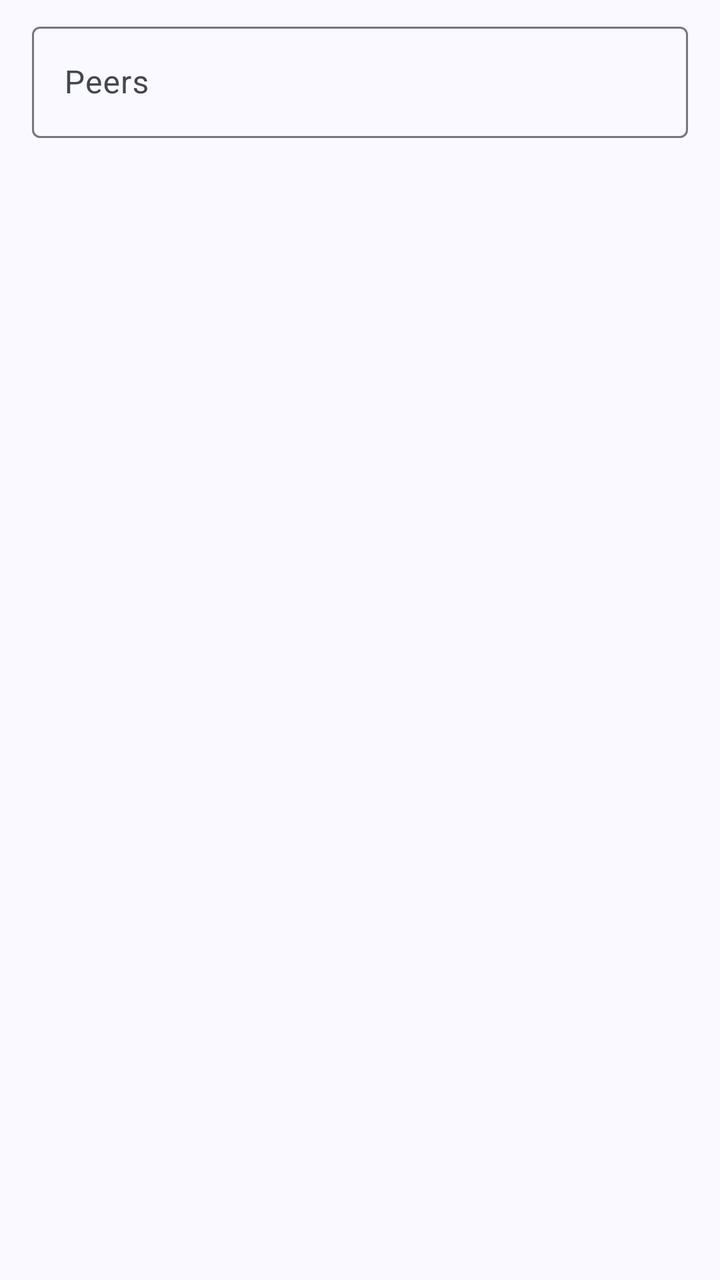
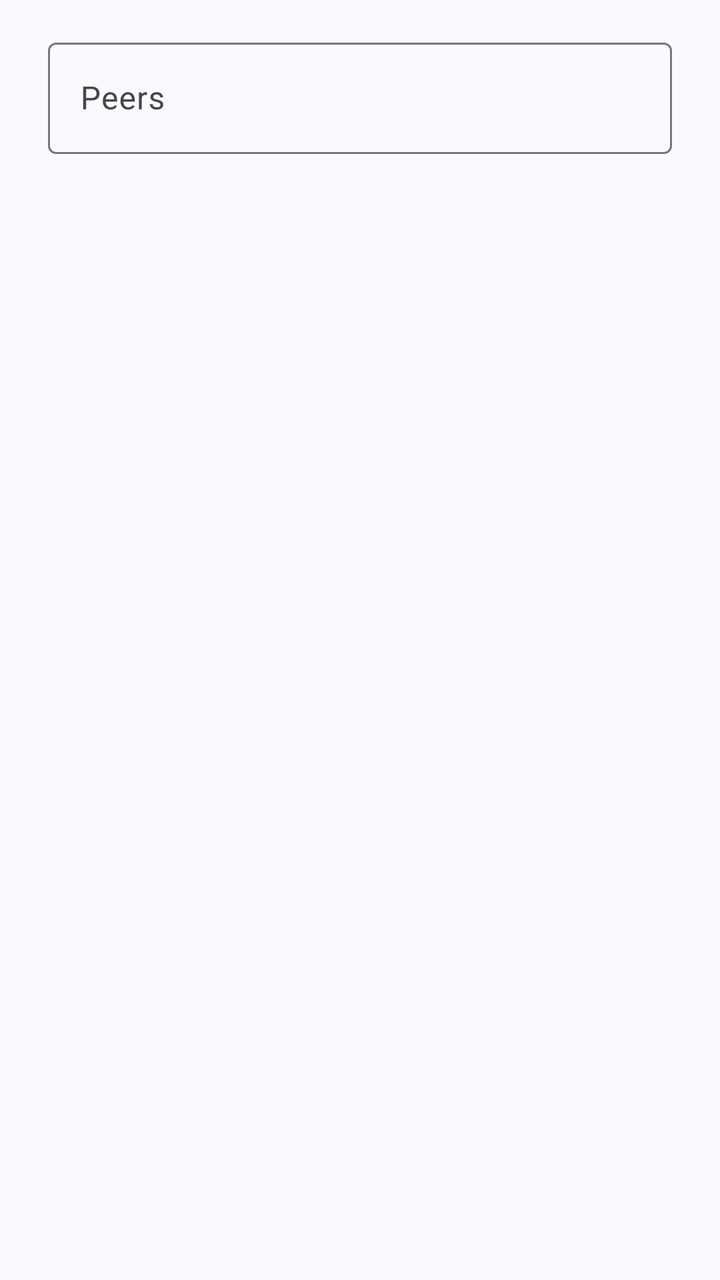

Screens rendered from an Android XML layout before and after an edit, with the pre-edit source and the edit as a unified diff.
<!-- AndroidManifest.xml: application theme AppTheme -->
<!-- res/layout/dialog_torrent_peers_add.xml -->
<?xml version="1.0" encoding="utf-8"?>
<FrameLayout xmlns:android="http://schemas.android.com/apk/res/android"
    android:layout_width="match_parent"
    android:layout_height="wrap_content">

    <com.google.android.material.textfield.TextInputLayout
        style="@style/Widget.Material3.TextInputLayout.OutlinedBox"
        android:layout_width="match_parent"
        android:layout_height="wrap_content"
        android:layout_marginHorizontal="16dp"
        android:layout_marginTop="8dp">

        <com.google.android.material.textfield.TextInputEditText
            android:id="@+id/edit_peers"
            android:layout_width="match_parent"
            android:layout_height="wrap_content"
            android:hint="@string/torrent_peers_add_hint"
            android:inputType="textMultiLine"
            android:maxLines="10" />

    </com.google.android.material.textfield.TextInputLayout>

</FrameLayout>
<!-- resources referenced by this layout -->
<resources>
  <string name="torrent_peers_add_hint">Peers</string>
  <color name="md_theme_primary">#415F91</color>
  <color name="md_theme_onPrimary">#FFFFFF</color>
  <color name="md_theme_primaryContainer">#D6E3FF</color>
  <color name="md_theme_onPrimaryContainer">#001B3E</color>
  <color name="md_theme_secondary">#565F71</color>
  <color name="md_theme_onSecondary">#FFFFFF</color>
  <color name="md_theme_secondaryContainer">#DAE2F9</color>
  <color name="md_theme_onSecondaryContainer">#131C2B</color>
  <color name="md_theme_tertiary">#705575</color>
  <color name="md_theme_onTertiary">#FFFFFF</color>
  <color name="md_theme_tertiaryContainer">#FAD8FD</color>
  <color name="md_theme_onTertiaryContainer">#28132E</color>
  <color name="md_theme_error">#BA1A1A</color>
  <color name="md_theme_onError">#FFFFFF</color>
  <color name="md_theme_errorContainer">#FFDAD6</color>
  <color name="md_theme_onErrorContainer">#410002</color>
  <color name="md_theme_background">#F9F9FF</color>
  <color name="md_theme_onBackground">#191C20</color>
  <color name="md_theme_surface">#F9F9FF</color>
  <color name="md_theme_onSurface">#191C20</color>
  <color name="md_theme_surfaceVariant">#E0E2EC</color>
  <color name="md_theme_onSurfaceVariant">#44474E</color>
  <color name="md_theme_outline">#74777F</color>
  <color name="md_theme_outlineVariant">#C4C6D0</color>
  <color name="md_theme_inverseSurface">#2E3036</color>
  <color name="md_theme_inverseOnSurface">#F0F0F7</color>
  <color name="md_theme_inversePrimary">#AAC7FF</color>
  <color name="md_theme_primaryFixed">#D6E3FF</color>
  <color name="md_theme_onPrimaryFixed">#001B3E</color>
  <color name="md_theme_primaryFixedDim">#AAC7FF</color>
  <color name="md_theme_onPrimaryFixedVariant">#284777</color>
  <color name="md_theme_secondaryFixed">#DAE2F9</color>
  <color name="md_theme_onSecondaryFixed">#131C2B</color>
  <color name="md_theme_secondaryFixedDim">#BEC6DC</color>
  <color name="md_theme_onSecondaryFixedVariant">#3E4759</color>
  <color name="md_theme_tertiaryFixed">#FAD8FD</color>
  <color name="md_theme_onTertiaryFixed">#28132E</color>
  <color name="md_theme_tertiaryFixedDim">#DDBCE0</color>
  <color name="md_theme_onTertiaryFixedVariant">#573E5C</color>
  <color name="md_theme_surfaceDim">#D9D9E0</color>
  <color name="md_theme_surfaceBright">#F9F9FF</color>
  <color name="md_theme_surfaceContainerLowest">#FFFFFF</color>
  <color name="md_theme_surfaceContainerLow">#F3F3FA</color>
  <color name="md_theme_surfaceContainer">#EDEDF4</color>
  <color name="md_theme_surfaceContainerHigh">#E7E8EE</color>
  <color name="md_theme_surfaceContainerHighest">#E2E2E9</color>
  <style name="AppTheme.SnackbarTextViewStyle" parent="Widget.Material3.Snackbar.TextView">
          <item name="android:maxLines">15</item>
      </style>
  <!-- unchanged entries left out for length: 1 -->
</resources>

<!-- the commit's change to res/layout/dialog_torrent_peers_add.xml (unified diff, before → after) -->
@@ -7,8 +7,8 @@
         style="@style/Widget.Material3.TextInputLayout.OutlinedBox"
         android:layout_width="match_parent"
         android:layout_height="wrap_content"
-        android:layout_marginHorizontal="16dp"
-        android:layout_marginTop="8dp">
+        android:layout_marginHorizontal="24dp"
+        android:layout_marginTop="16dp">
 
         <com.google.android.material.textfield.TextInputEditText
             android:id="@+id/edit_peers"
